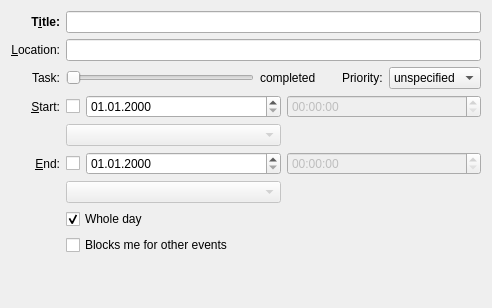
Above: incidenceeditor-ng/eventortodomobile.ui from chusopr/kdepim-ktimetracker-akonadi before the change. Below: the same form after it.
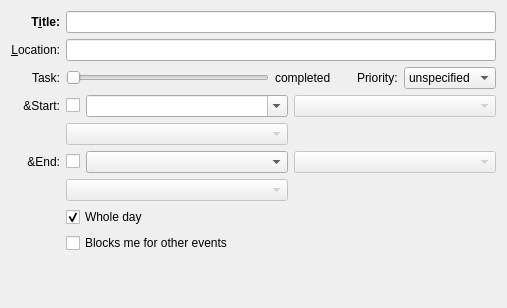
That is the form after the change. Custom widgets are drawn as their Qt base class.

Commit message:
Use KTimeEdit and KDateEdit in korganizer-mobile
Replaces QTimeEdit with KTimeEdit and QDateEdit with
KDateEdit in eventortodomobile.ui, updates the qobject_casts
done in incidenceview.cpp and changes the remaining signals to
use {time,date}Edited() instead of {time,date}Changed().

What changed in the file:
```diff
--- a/incidenceeditor-ng/eventortodomobile.ui
+++ b/incidenceeditor-ng/eventortodomobile.ui
@@ -6,7 +6,7 @@
    <rect>
     <x>0</x>
     <y>0</y>
-    <width>492</width>
+    <width>501</width>
     <height>308</height>
    </rect>
   </property>
@@ -50,6 +50,12 @@
        <verstretch>0</verstretch>
       </sizepolicy>
      </property>
+     <property name="minimumSize">
+      <size>
+       <width>430</width>
+       <height>0</height>
+      </size>
+     </property>
      <property name="toolTip">
       <string comment="@info:tooltip">Set the title</string>
      </property>
@@ -85,6 +91,12 @@
        <verstretch>0</verstretch>
       </sizepolicy>
      </property>
+     <property name="minimumSize">
+      <size>
+       <width>430</width>
+       <height>0</height>
+      </size>
+     </property>
      <property name="toolTip">
       <string comment="@info:tooltip">Set the location</string>
      </property>
@@ -107,9 +119,6 @@
      <property name="alignment">
       <set>Qt::AlignRight|Qt::AlignTrailing|Qt::AlignVCenter</set>
      </property>
-     <property name="buddy">
-      <cstring>mStartDateEdit</cstring>
-     </property>
     </widget>
    </item>
    <item row="3" column="1">
@@ -122,26 +131,6 @@
      </property>
     </widget>
    </item>
-   <item row="3" column="2">
-    <widget class="QDateEdit" name="mStartDateEdit">
-     <property name="displayFormat">
-      <string comment="@label date display format">MM.dd.yyyy</string>
-     </property>
-    </widget>
-   </item>
-   <item row="3" column="3">
-    <widget class="QTimeEdit" name="mStartTimeEdit">
-     <property name="enabled">
-      <bool>false</bool>
-     </property>
-     <property name="sizePolicy">
-      <sizepolicy hsizetype="MinimumExpanding" vsizetype="Fixed">
-       <horstretch>0</horstretch>
-       <verstretch>0</verstretch>
-      </sizepolicy>
-     </property>
-    </widget>
-   </item>
    <item row="4" column="1" colspan="2">
     <widget class="IncidenceEditorNG::KTimeZoneComboBox" name="mTimeZoneComboStart">
      <property name="enabled">
@@ -172,9 +161,6 @@
      <property name="alignment">
       <set>Qt::AlignRight|Qt::AlignTrailing|Qt::AlignVCenter</set>
      </property>
-     <property name="buddy">
-      <cstring>mEndDateEdit</cstring>
-     </property>
     </widget>
    </item>
    <item row="5" column="1">
@@ -187,32 +173,6 @@
      </property>
     </widget>
    </item>
-   <item row="5" column="2">
-    <widget class="QDateEdit" name="mEndDateEdit">
-     <property name="sizePolicy">
-      <sizepolicy hsizetype="MinimumExpanding" vsizetype="Fixed">
-       <horstretch>0</horstretch>
-       <verstretch>0</verstretch>
-      </sizepolicy>
-     </property>
-     <property name="displayFormat">
-      <string comment="@label date display format">MM.dd.yyyy</string>
-     </property>
-    </widget>
-   </item>
-   <item row="5" column="3">
-    <widget class="QTimeEdit" name="mEndTimeEdit">
-     <property name="enabled">
-      <bool>false</bool>
-     </property>
-     <property name="sizePolicy">
-      <sizepolicy hsizetype="MinimumExpanding" vsizetype="Fixed">
-       <horstretch>0</horstretch>
-       <verstretch>0</verstretch>
-      </sizepolicy>
-     </property>
-    </widget>
-   </item>
    <item row="6" column="1" colspan="2">
     <widget class="IncidenceEditorNG::KTimeZoneComboBox" name="mTimeZoneComboEnd">
      <property name="enabled">
@@ -387,9 +347,140 @@
      </property>
     </widget>
    </item>
+   <item row="3" column="2">
+    <widget class="KPIM::KDateEdit" name="mStartDateEdit">
+     <property name="sizePolicy">
+      <sizepolicy hsizetype="MinimumExpanding" vsizetype="Fixed">
+       <horstretch>0</horstretch>
+       <verstretch>0</verstretch>
+      </sizepolicy>
+     </property>
+     <property name="minimumSize">
+      <size>
+       <width>200</width>
+       <height>0</height>
+      </size>
+     </property>
+     <property name="inputMethodHints">
+      <set>Qt::ImhPreferNumbers</set>
+     </property>
+     <property name="editable">
+      <bool>true</bool>
+     </property>
+     <property name="maxVisibleItems">
+      <number>1</number>
+     </property>
+     <property name="insertPolicy">
+      <enum>QComboBox::NoInsert</enum>
+     </property>
+     <property name="sizeAdjustPolicy">
+      <enum>QComboBox::AdjustToContentsOnFirstShow</enum>
+     </property>
+    </widget>
+   </item>
+   <item row="3" column="3">
+    <widget class="KPIM::KTimeEdit" name="mStartTimeEdit">
+     <property name="enabled">
+      <bool>false</bool>
+     </property>
+     <property name="sizePolicy">
+      <sizepolicy hsizetype="MinimumExpanding" vsizetype="Fixed">
+       <horstretch>0</horstretch>
+       <verstretch>0</verstretch>
+      </sizepolicy>
+     </property>
+     <property name="minimumSize">
+      <size>
+       <width>200</width>
+       <height>0</height>
+      </size>
+     </property>
+     <property name="inputMethodHints">
+      <set>Qt::ImhPreferNumbers</set>
+     </property>
+     <property name="maxVisibleItems">
+      <number>1</number>
+     </property>
+     <property name="insertPolicy">
+      <enum>QComboBox::NoInsert</enum>
+     </property>
+     <property name="sizeAdjustPolicy">
+      <enum>QComboBox::AdjustToContentsOnFirstShow</enum>
+     </property>
+    </widget>
+   </item>
+   <item row="5" column="2">
+    <widget class="KPIM::KDateEdit" name="mEndDateEdit">
+     <property name="sizePolicy">
+      <sizepolicy hsizetype="MinimumExpanding" vsizetype="Fixed">
+       <horstretch>0</horstretch>
+       <verstretch>0</verstretch>
+      </sizepolicy>
+     </property>
+     <property name="minimumSize">
+      <size>
+       <width>200</width>
+       <height>0</height>
+      </size>
+     </property>
+     <property name="inputMethodHints">
+      <set>Qt::ImhPreferNumbers</set>
+     </property>
+     <property name="maxVisibleItems">
+      <number>1</number>
+     </property>
+     <property name="insertPolicy">
+      <enum>QComboBox::NoInsert</enum>
+     </property>
+     <property name="sizeAdjustPolicy">
+      <enum>QComboBox::AdjustToContentsOnFirstShow</enum>
+     </property>
+    </widget>
+   </item>
+   <item row="5" column="3">
+    <widget class="KPIM::KTimeEdit" name="mEndTimeEdit">
+     <property name="enabled">
+      <bool>false</bool>
+     </property>
+     <property name="sizePolicy">
+      <sizepolicy hsizetype="MinimumExpanding" vsizetype="Fixed">
+       <horstretch>0</horstretch>
+       <verstretch>0</verstretch>
+      </sizepolicy>
+     </property>
+     <property name="minimumSize">
+      <size>
+       <width>200</width>
+       <height>0</height>
+      </size>
+     </property>
+     <property name="inputMethodHints">
+      <set>Qt::ImhPreferNumbers</set>
+     </property>
+     <property name="maxVisibleItems">
+      <number>1</number>
+     </property>
+     <property name="insertPolicy">
+      <enum>QComboBox::NoInsert</enum>
+     </property>
+     <property name="sizeAdjustPolicy">
+      <enum>QComboBox::AdjustToContentsOnFirstShow</enum>
+     </property>
+    </widget>
+   </item>
   </layout>
  </widget>
  <customwidgets>
+  <customwidget>
+   <class>KPIM::KTimeEdit</class>
+   <extends>QComboBox</extends>
+   <header>libkdepim/ktimeedit.h</header>
+  </customwidget>
+  <customwidget>
+   <class>KPIM::KDateEdit</class>
+   <extends>QComboBox</extends>
+   <header>libkdepim/kdateedit.h</header>
+  </customwidget>
   <customwidget>
    <class>KLineEdit</class>
    <extends>QLineEdit</extends>
```
The commit also changes 4 other files.
